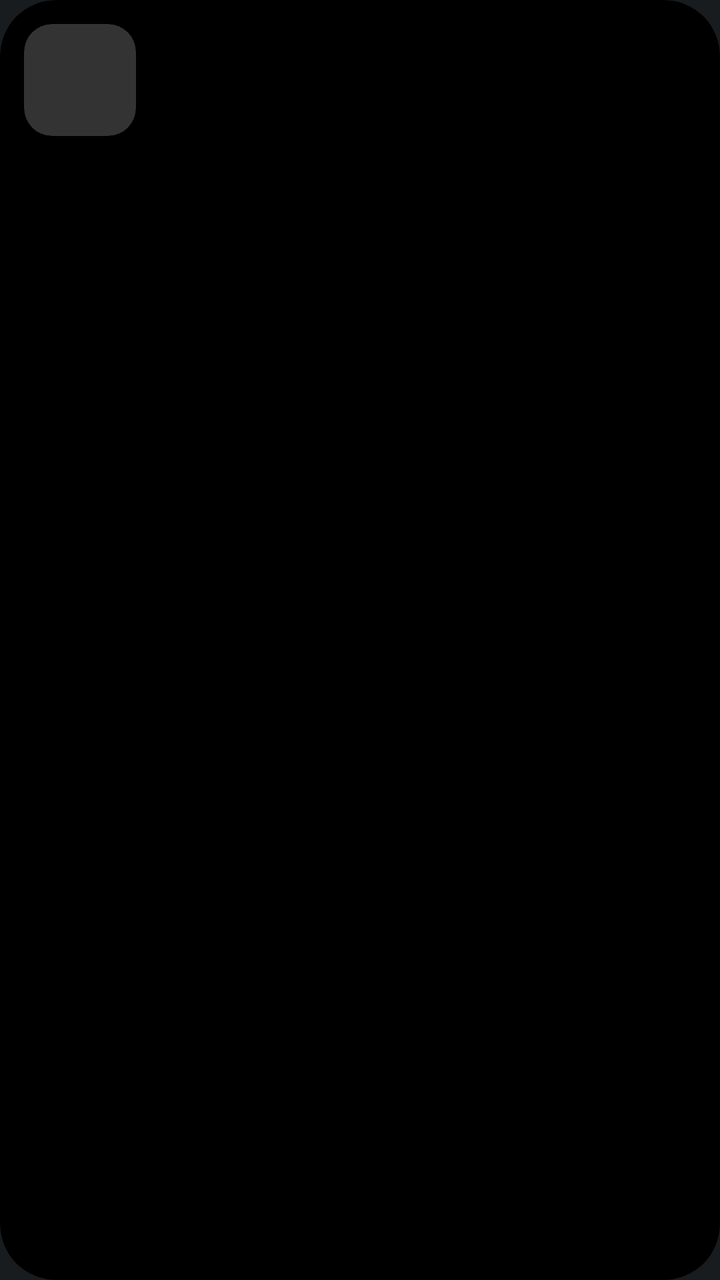
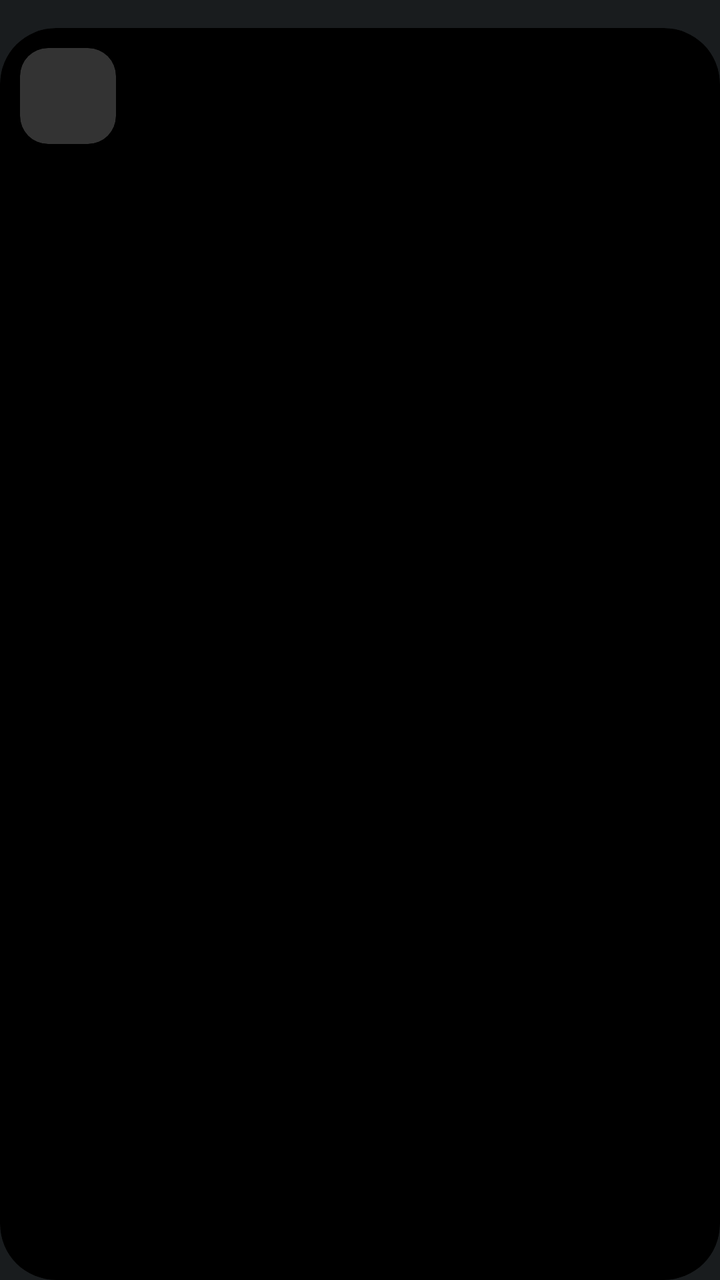

Two renders of the same Android screen: before a commit and after it. Below are the layout's source before the change and the commit's diff.
<!-- AndroidManifest.xml: application theme android:Theme.DeviceDefault.NoActionBar -->
<!-- res/layout/widget_compact.xml -->
<?xml version="1.0" encoding="utf-8"?>
<FrameLayout xmlns:android="http://schemas.android.com/apk/res/android"
    android:id="@+id/root"
    android:layout_width="match_parent"
    android:layout_height="match_parent"
    android:background="@drawable/widget_round"
    android:clipToOutline="true">

    <FrameLayout
        android:id="@+id/card"
        android:layout_width="match_parent"
        android:layout_height="match_parent" />

    <LinearLayout
        android:layout_width="match_parent"
        android:layout_height="match_parent"
        android:orientation="vertical"
        android:padding="12dp">

        <LinearLayout
            android:layout_width="match_parent"
            android:layout_height="wrap_content"
            android:gravity="center_vertical"
            android:orientation="horizontal">

            <ImageView
                android:id="@+id/cover"
                android:layout_width="56dp"
                android:layout_height="56dp"
                android:background="@drawable/widget_cover_round"
                android:clipToOutline="true"
                android:scaleType="centerCrop" />

            <LinearLayout
                android:layout_width="0dp"
                android:layout_height="wrap_content"
                android:layout_marginStart="12dp"
                android:layout_weight="1"
                android:orientation="vertical">

                <TextView
                    android:id="@+id/title"
                    android:layout_width="match_parent"
                    android:layout_height="wrap_content"
                    android:ellipsize="end"
                    android:maxLines="1"
                    android:textSize="18sp"
                    android:textStyle="bold" />

                <TextView
                    android:id="@+id/artist"
                    android:layout_width="match_parent"
                    android:layout_height="wrap_content"
                    android:ellipsize="end"
                    android:maxLines="1"
                    android:textSize="14sp" />
            </LinearLayout>
        </LinearLayout>

        <FrameLayout
            android:layout_width="match_parent"
            android:layout_height="0dp"
            android:layout_weight="1" />

        <ImageView
            android:id="@+id/progress"
            android:layout_width="match_parent"
            android:layout_height="20dp"
            android:scaleType="fitXY" />

        <FrameLayout
            android:layout_width="match_parent"
            android:layout_height="wrap_content">

            <TextView
                android:id="@+id/time_cur"
                android:layout_width="wrap_content"
                android:layout_height="wrap_content"
                android:layout_gravity="start"
                android:textSize="12sp" />

            <TextView
                android:id="@+id/time_total"
                android:layout_width="wrap_content"
                android:layout_height="wrap_content"
                android:layout_gravity="end"
                android:textSize="12sp" />
        </FrameLayout>

        <LinearLayout
            android:layout_width="match_parent"
            android:layout_height="44dp"
            android:layout_marginTop="4dp"
            android:gravity="center"
            android:orientation="horizontal">

            <ImageView
                android:id="@+id/btn_shuffle"
                android:layout_width="0dp"
                android:layout_height="match_parent"
                android:layout_weight="1"
                android:scaleType="fitCenter" />

            <ImageView
                android:id="@+id/btn_prev"
                android:layout_width="0dp"
                android:layout_height="match_parent"
                android:layout_weight="1"
                android:scaleType="fitCenter" />

            <ImageView
                android:id="@+id/btn_play"
                android:layout_width="0dp"
                android:layout_height="match_parent"
                android:layout_weight="1"
                android:scaleType="fitCenter" />

            <ImageView
                android:id="@+id/btn_next"
                android:layout_width="0dp"
                android:layout_height="match_parent"
                android:layout_weight="1"
                android:scaleType="fitCenter" />

            <ImageView
                android:id="@+id/btn_fav"
                android:layout_width="0dp"
                android:layout_height="match_parent"
                android:layout_weight="1"
                android:scaleType="fitCenter" />
        </LinearLayout>
    </LinearLayout>
</FrameLayout>
<!-- resources referenced by this layout -->
<resources>
  <!-- drawable widget_cover_round (drawable) -->
  <?xml version="1.0" encoding="utf-8"?>
  <shape xmlns:android="http://schemas.android.com/apk/res/android" android:shape="rectangle">
      <solid android:color="#33FFFFFF" />
      <corners android:radius="14dp" />
  </shape>
  <!-- drawable widget_round (drawable) -->
  <?xml version="1.0" encoding="utf-8"?>
  <shape xmlns:android="http://schemas.android.com/apk/res/android" android:shape="rectangle">
      <solid android:color="#FF000000" />
      <corners android:radius="@android:dimen/system_app_widget_background_radius" />
  </shape>
</resources>

<!-- the commit's change to res/layout/widget_compact.xml (unified diff, before → after) -->
@@ -2,9 +2,16 @@
 <FrameLayout xmlns:android="http://schemas.android.com/apk/res/android"
     android:id="@+id/root"
     android:layout_width="match_parent"
-    android:layout_height="match_parent"
-    android:background="@drawable/widget_round"
-    android:clipToOutline="true">
+    android:layout_height="match_parent">
+
+    
+    <FrameLayout
+        android:id="@+id/frame"
+        android:layout_width="match_parent"
+        android:layout_height="match_parent"
+        android:layout_marginTop="14dp"
+        android:background="@drawable/widget_round"
+        android:clipToOutline="true">
 
     <FrameLayout
         android:id="@+id/card"
@@ -15,7 +22,7 @@
         android:layout_width="match_parent"
         android:layout_height="match_parent"
         android:orientation="vertical"
-        android:padding="12dp">
+        android:padding="10dp">
 
         <LinearLayout
             android:layout_width="match_parent"
@@ -25,8 +32,8 @@
 
             <ImageView
                 android:id="@+id/cover"
-                android:layout_width="56dp"
-                android:layout_height="56dp"
+                android:layout_width="48dp"
+                android:layout_height="48dp"
                 android:background="@drawable/widget_cover_round"
                 android:clipToOutline="true"
                 android:scaleType="centerCrop" />
@@ -130,4 +137,5 @@
                 android:scaleType="fitCenter" />
         </LinearLayout>
     </LinearLayout>
+    </FrameLayout>
 </FrameLayout>
